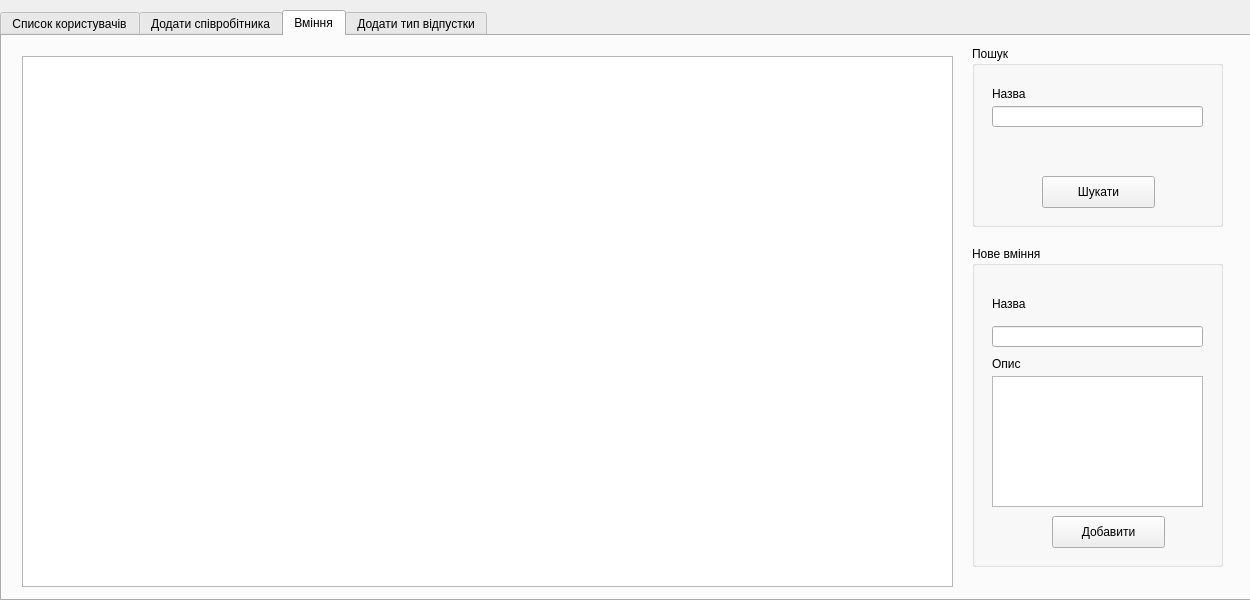
Before: the Qt Designer form mainwindow.ui in chepiga1995/db_project, drawn with Qt 5.
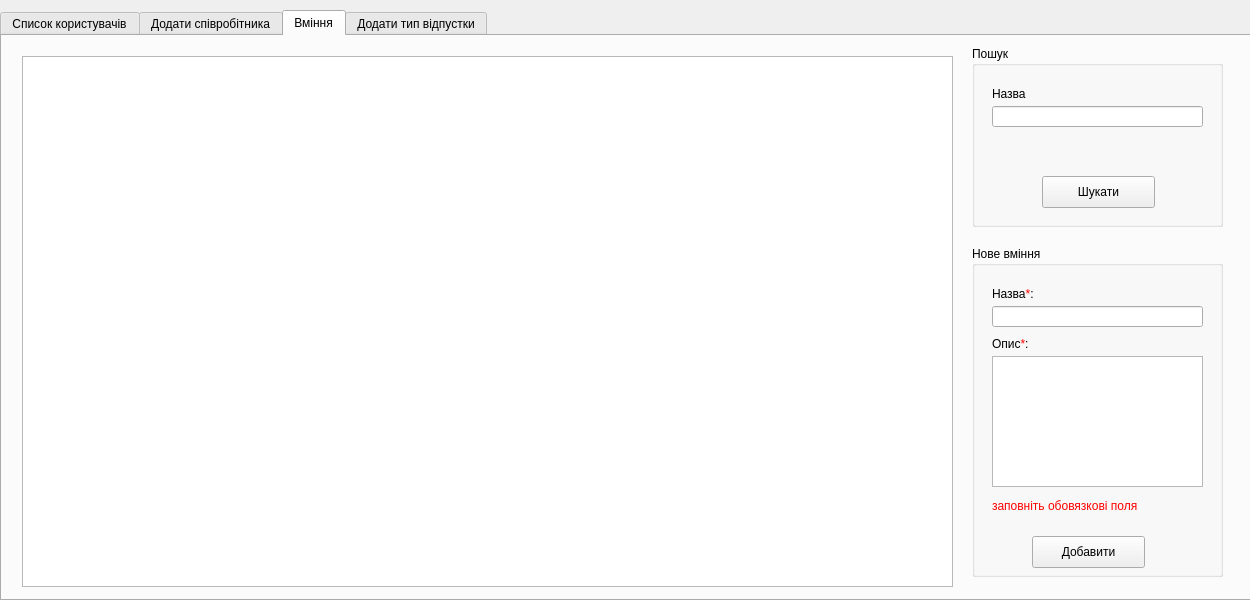
After: the same form once the commit is applied.

What changed in the file:
```diff
--- a/mainwindow.ui
+++ b/mainwindow.ui
@@ -202,7 +202,7 @@
         <x>970</x>
         <y>210</y>
         <width>251</width>
-        <height>321</height>
+        <height>331</height>
        </rect>
       </property>
       <property name="title">
@@ -212,7 +212,7 @@
        <property name="geometry">
         <rect>
          <x>20</x>
-         <y>130</y>
+         <y>110</y>
          <width>211</width>
          <height>131</height>
         </rect>
@@ -222,7 +222,7 @@
        <property name="geometry">
         <rect>
          <x>20</x>
-         <y>80</y>
+         <y>60</y>
          <width>211</width>
          <height>21</height>
         </rect>
@@ -232,33 +232,33 @@
        <property name="geometry">
         <rect>
          <x>20</x>
-         <y>50</y>
+         <y>40</y>
          <width>59</width>
          <height>16</height>
         </rect>
        </property>
        <property name="text">
-        <string>Назва</string>
+        <string>&lt;html&gt;&lt;head/&gt;&lt;body&gt;&lt;p&gt;Назва&lt;span style=&quot; color:#ff0000;&quot;&gt;*&lt;/span&gt;:&lt;/p&gt;&lt;/body&gt;&lt;/html&gt;</string>
        </property>
       </widget>
       <widget class="QLabel" name="label_3">
        <property name="geometry">
         <rect>
          <x>20</x>
-         <y>110</y>
+         <y>90</y>
          <width>59</width>
          <height>16</height>
         </rect>
        </property>
        <property name="text">
-        <string>Опис</string>
+        <string>&lt;html&gt;&lt;head/&gt;&lt;body&gt;&lt;p&gt;Опис&lt;span style=&quot; color:#ff0000;&quot;&gt;*&lt;/span&gt;:&lt;/p&gt;&lt;/body&gt;&lt;/html&gt;</string>
        </property>
       </widget>
       <widget class="QPushButton" name="pushButton_2">
        <property name="geometry">
         <rect>
-         <x>80</x>
-         <y>270</y>
+         <x>60</x>
+         <y>290</y>
          <width>113</width>
          <height>32</height>
         </rect>
@@ -267,6 +267,19 @@
         <string>Добавити</string>
        </property>
       </widget>
+      <widget class="QLabel" name="label_4">
+       <property name="geometry">
+        <rect>
+         <x>20</x>
+         <y>250</y>
+         <width>191</width>
+         <height>21</height>
+        </rect>
+       </property>
+       <property name="text">
+        <string>&lt;html&gt;&lt;head/&gt;&lt;body&gt;&lt;p&gt;&lt;span style=&quot; color:#ff0000;&quot;&gt;заповніть обовязкові поля&lt;/span&gt;&lt;/p&gt;&lt;/body&gt;&lt;/html&gt;</string>
+       </property>
+      </widget>
      </widget>
     </widget>
     <widget class="QWidget" name="tab_4">
```
